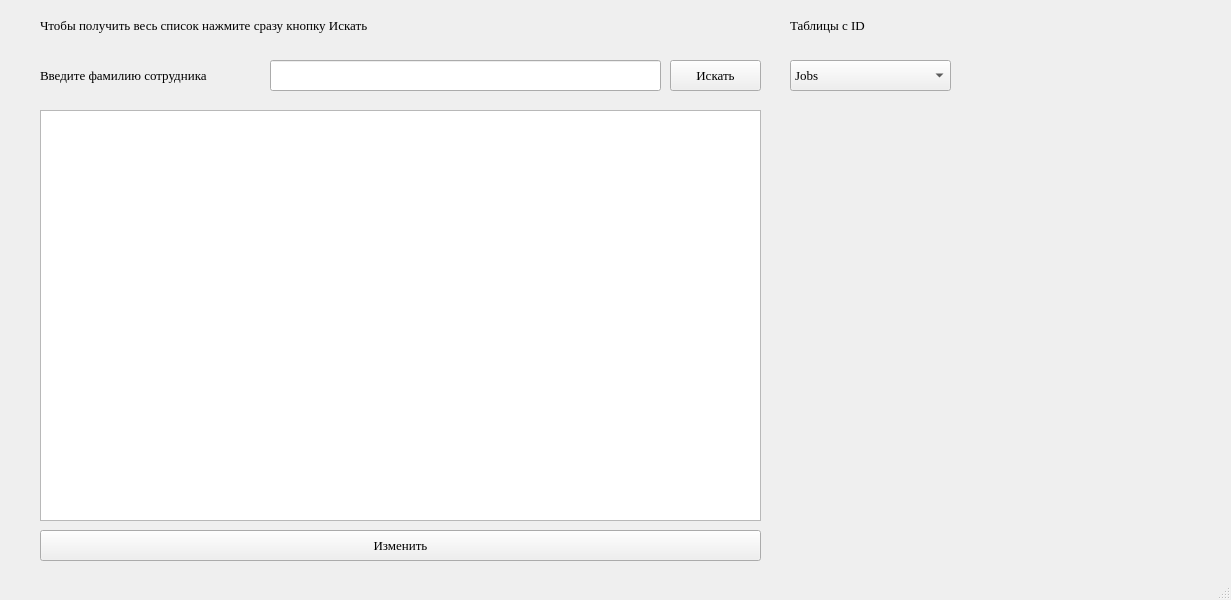
Old version of the form ChangeMenu.ui in the repository MatAfan/YandexProject1.
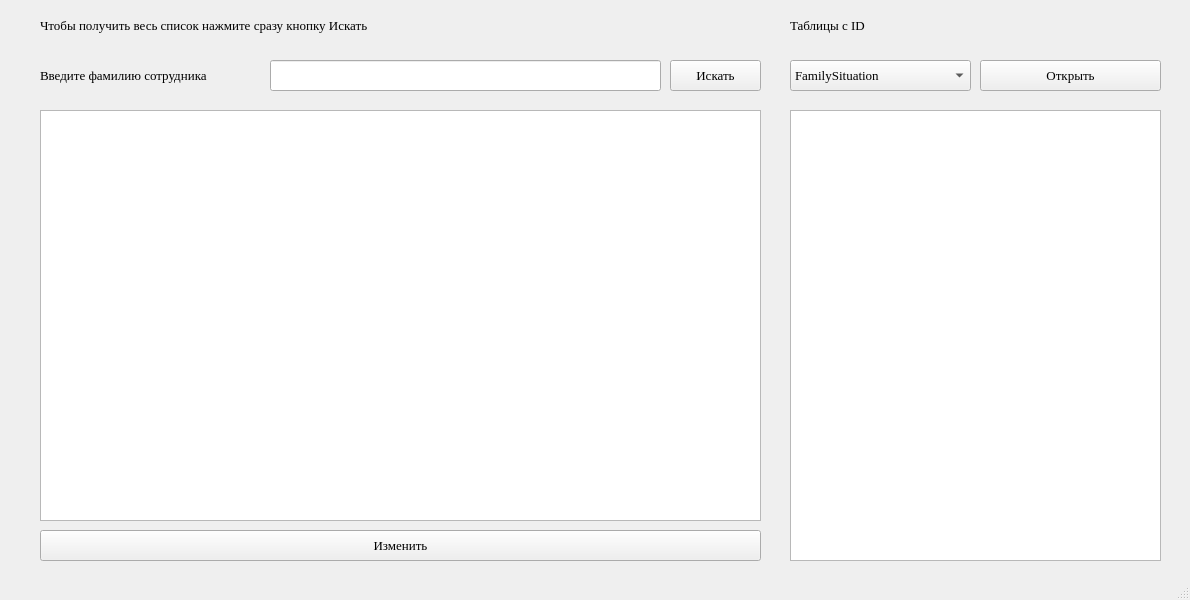
New version of the form.

The edit to the form file:
```diff
--- a/ChangeMenu.ui
+++ b/ChangeMenu.ui
@@ -6,7 +6,7 @@
    <rect>
     <x>0</x>
     <y>0</y>
-    <width>1231</width>
+    <width>1190</width>
     <height>600</height>
    </rect>
   </property>
@@ -103,15 +103,10 @@
      <rect>
       <x>790</x>
       <y>60</y>
-      <width>161</width>
+      <width>181</width>
       <height>31</height>
      </rect>
     </property>
-    <item>
-     <property name="text">
-      <string>Jobs</string>
-     </property>
-    </item>
     <item>
      <property name="text">
       <string>FamilySituation</string>
@@ -136,6 +131,29 @@
      <string>Таблицы с ID</string>
     </property>
    </widget>
+   <widget class="QTableWidget" name="table_Info">
+    <property name="geometry">
+     <rect>
+      <x>790</x>
+      <y>110</y>
+      <width>371</width>
+      <height>451</height>
+     </rect>
+    </property>
+   </widget>
+   <widget class="QPushButton" name="btn_getinfo">
+    <property name="geometry">
+     <rect>
+      <x>980</x>
+      <y>60</y>
+      <width>181</width>
+      <height>31</height>
+     </rect>
+    </property>
+    <property name="text">
+     <string>Открыть</string>
+    </property>
+   </widget>
   </widget>
   <widget class="QStatusBar" name="statusbar"/>
  </widget>
```
Left out of the diff: 9 changed lines with no effect on the pictures.
